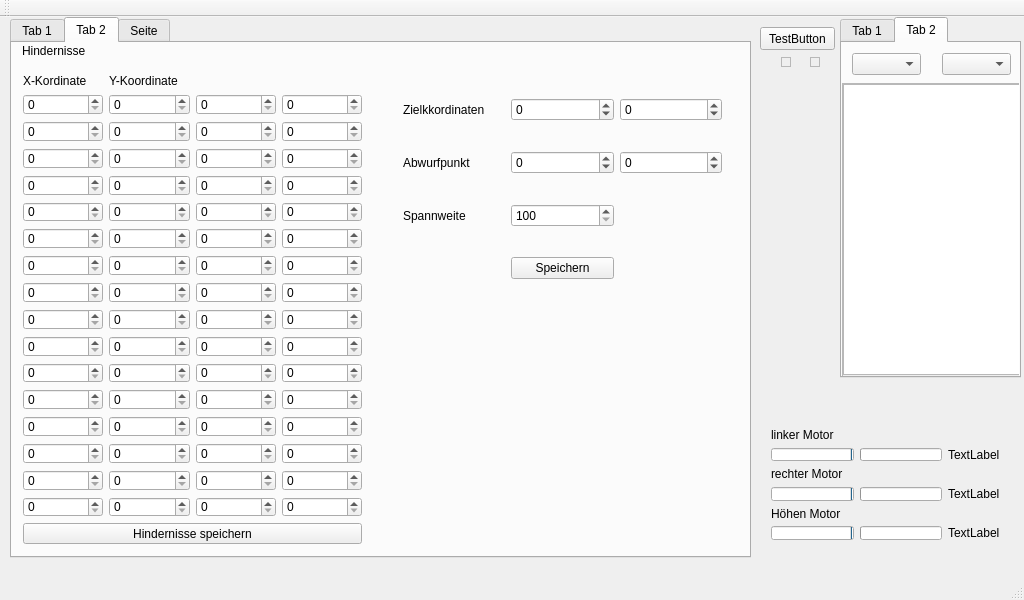
Old version of the form mainwindow.ui in the repository Koerner/Sturzflug-at-daedalus.ei.tum.de.
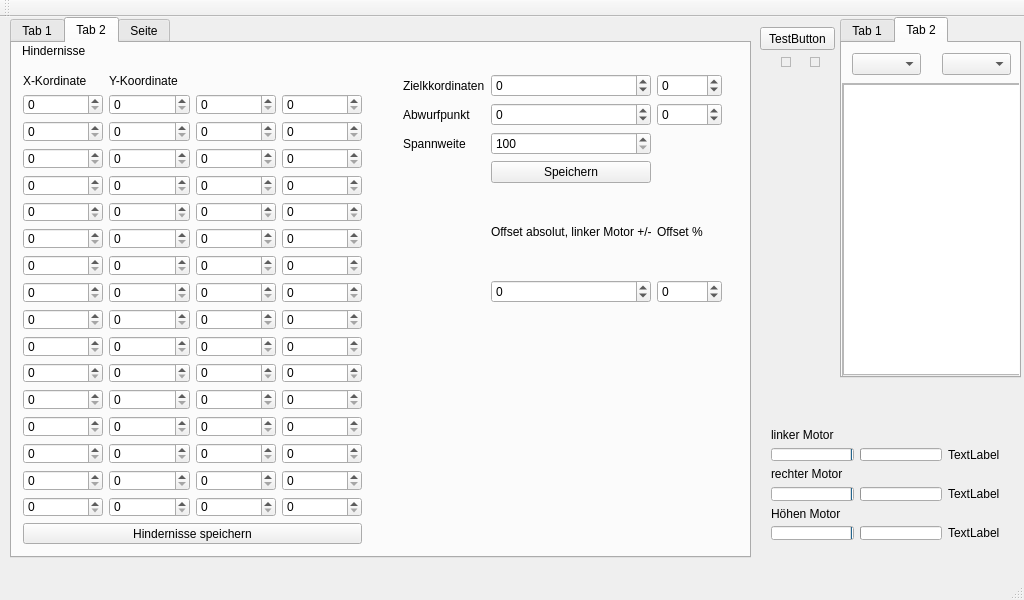
New version of the form. The open tabs and pages were chosen to show the change.

Commit message: Offset hinzugefügt

Diff of the .ui file:
```diff
--- a/mainwindow.ui
+++ b/mainwindow.ui
@@ -881,6 +881,34 @@
          </property>
         </widget>
        </item>
+       <item row="5" column="2">
+        <widget class="QSpinBox" name="offsetPro">
+         <property name="minimum">
+          <number>-99</number>
+         </property>
+        </widget>
+       </item>
+       <item row="5" column="1">
+        <widget class="QSpinBox" name="offsetAbs">
+         <property name="minimum">
+          <number>-99</number>
+         </property>
+        </widget>
+       </item>
+       <item row="4" column="1">
+        <widget class="QLabel" name="label_13">
+         <property name="text">
+          <string>Offset absolut, linker Motor +/- </string>
+         </property>
+        </widget>
+       </item>
+       <item row="4" column="2">
+        <widget class="QLabel" name="label_14">
+         <property name="text">
+          <string>Offset %</string>
+         </property>
+        </widget>
+       </item>
       </layout>
      </widget>
     </widget>
```
Left out of the diff: 2 changed lines with no effect on the pictures. The commit also changes 2 other files.
